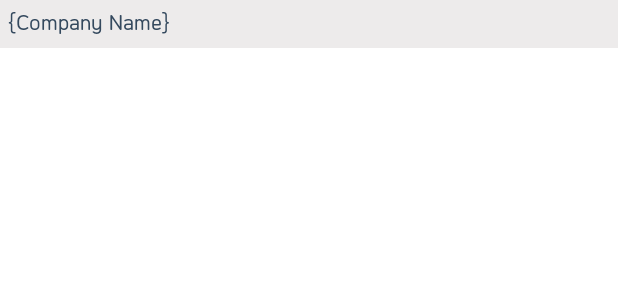
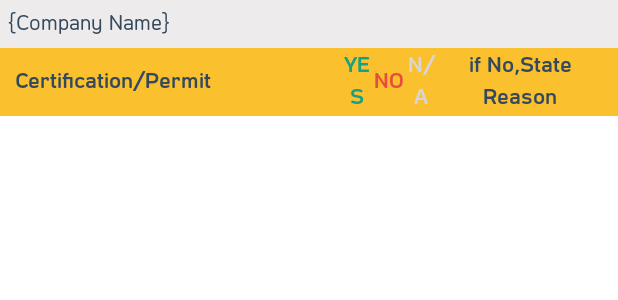
Before and after one commit to ronnelraz/swinePC, an Android app: the layout main_topic.xml on its own in the app's theme, with its tools: preview values and no code run, on a phone screen of 412 x 824 dp. Shown: the top 300 px of the screen. Run offline under Robolectric (Android 15) with nearby library versions, the phone set to English and light mode, and no system bars; network calls fail.

Commit message:
2022/05/12 PM

```diff
--- a/app/src/main/java/com/ronnelrazo/physical_counting/adapter/Adapter_Farm.java
+++ b/app/src/main/java/com/ronnelrazo/physical_counting/adapter/Adapter_Farm.java
@@ -83,7 +83,7 @@ public class Adapter_Farm extends RecyclerView.Adapter<RecyclerView.ViewHolder>
                                     Globalfunction.getInstance(v1.getContext()).Auditalert.dismiss();
                                     Globalfunction.getInstance(v1.getContext()).intent(tab_from.class,v1.getContext());
                                     tab_from.str_types = "Company Farm";
-                                    Tab_checklist.str_bu_Type = "SWCOM_1";
+                                    Tab_checklist.str_bu_Type = "SWCOM_2";
                                     tab_from.str_orgcode = orgData.getOrgcode();
                                     tab_from.str_orgname = orgData.getOrgname();
                                     tab_from.str_farmcode = orgData.getOrgcode();
--- a/app/src/main/res/layout/main_topic.xml
+++ b/app/src/main/res/layout/main_topic.xml
@@ -18,4 +18,72 @@
         tools:text="{Company Name}"
         android:textSize="18sp"/>
 
+    <LinearLayout
+        tools:visibility="visible"
+        android:visibility="gone"
+        android:id="@+id/headerAnnex"
+        android:layout_below="@+id/maintopic"
+        android:orientation="horizontal"
+        android:layout_width="match_parent"
+        android:gravity="center"
+        android:background="#FBC02D"
+        android:layout_height="45dp">
+
+
+        <TextView
+            android:layout_width="0dp"
+            android:layout_height="wrap_content"
+            android:layout_marginLeft="10dp"
+            android:layout_weight="2"
+            android:text="Certification/Permit"
+            android:fontFamily="@font/cpf_imm_sook_semibold"
+            android:textColor="@color/black"
+            android:textSize="18sp" />
+
+    <TextView
+        android:textAlignment="center"
+        android:layout_width="0dp"
+        android:layout_height="wrap_content"
+        android:layout_weight="0.2"
+        android:text="YES"
+        android:textColor="@color/purple_500"
+        android:fontFamily="@font/cpf_imm_sook_semibold"
+        android:textSize="18sp"/>
+
+    <TextView
+        android:textAlignment="center"
+        android:layout_width="0dp"
+        android:layout_height="wrap_content"
+        android:layout_weight="0.2"
+        android:text="NO"
+        android:textColor="@color/error"
+        android:fontFamily="@font/cpf_imm_sook_semibold"
+        android:textSize="18sp"/>
+
+    <TextView
+        android:textAlignment="center"
+        android:layout_width="0dp"
+        android:layout_height="wrap_content"
+        android:layout_weight="0.2"
+        android:text="N/A"
+        android:textColor="@color/main_disabled_stroke_color"
+        android:fontFamily="@font/cpf_imm_sook_semibold"
+        android:textSize="18sp"/>
+
+        <TextView
+            android:layout_width="0dp"
+            android:layout_height="wrap_content"
+            android:layout_marginRight="10dp"
+            android:layout_weight="1"
+            android:fontFamily="@font/cpf_imm_sook_semibold"
+            android:text="if No,State Reason"
+            android:textAlignment="center"
+            android:textColor="@color/black"
+            android:textSize="18sp" />
+
+    </LinearLayout>
+
+
+
+
 </RelativeLayout>
```
Also changed, not shown: app/src/main/java/com/ronnelrazo/physical_counting/adapter/Adapter_Checklist.java (+32 -2 lines), app/src/main/java/com/ronnelrazo/physical_counting/fragment/Tab_checklist.java (+51 -5 lines), app/src/main/res/layout/list_checklist_items.xml (+38 -0 lines), 1 other file.
